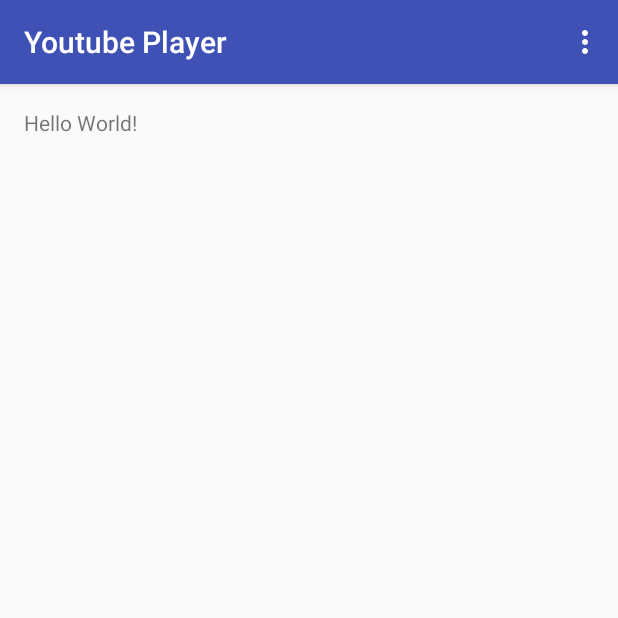
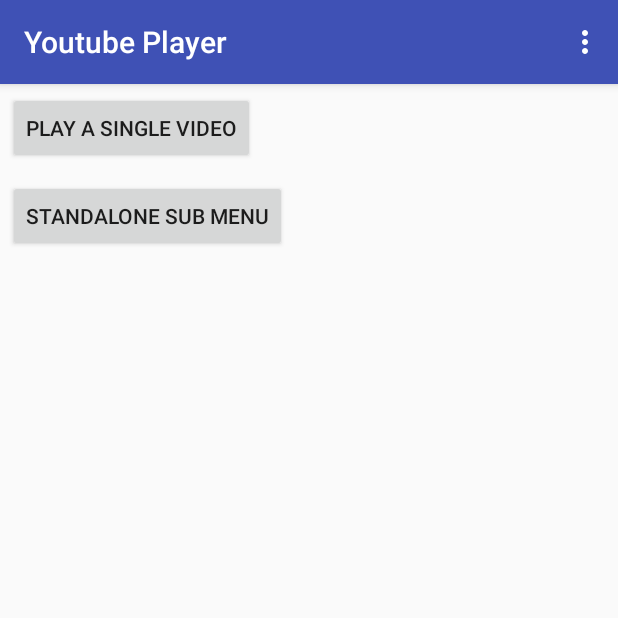
Before and after one commit to vincetang/Android_YouTubePlayer, an Android app: the screen it shows after launch (MainActivity), on a phone screen of 412 x 824 dp, the top half of it. Run offline under Robolectric (Android 15) with nearby library versions, the phone set to English and light mode, and no system bars.

Commit message:
completed app

```diff
--- a/app/src/main/java/com/vincetang/youtubeplayer/MainActivity.java
+++ b/app/src/main/java/com/vincetang/youtubeplayer/MainActivity.java
@@ -1,5 +1,6 @@
 package com.vincetang.youtubeplayer;
 
+import android.content.Intent;
 import android.os.Bundle;
 import android.support.design.widget.FloatingActionButton;
 import android.support.design.widget.Snackbar;
@@ -8,9 +9,12 @@ import android.support.v7.widget.Toolbar;
 import android.view.View;
 import android.view.Menu;
 import android.view.MenuItem;
+import android.widget.Button;
 
-public class MainActivity extends AppCompatActivity {
+public class MainActivity extends AppCompatActivity implements View.OnClickListener {
 
+    private Button btnSingle;
+    private Button btnStandalone;
     @Override
     protected void onCreate(Bundle savedInstanceState) {
         super.onCreate(savedInstanceState);
@@ -18,6 +22,11 @@ public class MainActivity extends AppCompatActivity {
         Toolbar toolbar = (Toolbar) findViewById(R.id.toolbar);
         setSupportActionBar(toolbar);
 
+        btnSingle = (Button) findViewById(R.id.btnPlaySingle);
+        btnStandalone = (Button) findViewById(R.id.btnStandalone);
+
+        btnSingle.setOnClickListener(this);
+        btnStandalone.setOnClickListener(this);
 //        FloatingActionButton fab = (FloatingActionButton) findViewById(R.id.fab);
 //        fab.setOnClickListener(new View.OnClickListener() {
 //            @Override
@@ -27,6 +36,7 @@ public class MainActivity extends AppCompatActivity {
 //            }
 //        });
     }
+
 
     @Override
     public boolean onCreateOptionsMenu(Menu menu) {
@@ -49,4 +59,32 @@ public class MainActivity extends AppCompatActivity {
 
         return super.onOptionsItemSelected(item);
     }
+
+
+    /**
+     * Called when a view has been clicked.
+     *
+     * @param v The view that was clicked.
+     */
+    @Override
+    public void onClick(View v) {
+        Intent intent = null;
+        switch(v.getId()) {
+            case R.id.btnPlaySingle:
+                // create YoutubeActivity intent
+                intent = new Intent(MainActivity.this, YoutubeActivity.class);
+                break;
+
+            case R.id.btnStandalone:
+                // create Standalone intent
+                intent = new Intent(MainActivity.this, StandaloneActivity.class);
+                break;
+
+            default:
+        }
+        if (intent != null) {
+            // switch to the other activity
+            startActivity(intent);
+        }
+    }
 }
--- a/app/src/main/res/layout/content_main.xml
+++ b/app/src/main/res/layout/content_main.xml
@@ -1,19 +1,26 @@
 <?xml version="1.0" encoding="utf-8"?>
-<RelativeLayout xmlns:android="http://schemas.android.com/apk/res/android"
+<LinearLayout xmlns:android="http://schemas.android.com/apk/res/android"
     xmlns:app="http://schemas.android.com/apk/res-auto"
     xmlns:tools="http://schemas.android.com/tools"
     android:layout_width="match_parent"
     android:layout_height="match_parent"
-    android:paddingBottom="@dimen/activity_vertical_margin"
-    android:paddingLeft="@dimen/activity_horizontal_margin"
-    android:paddingRight="@dimen/activity_horizontal_margin"
-    android:paddingTop="@dimen/activity_vertical_margin"
+    android:orientation="vertical"
     app:layout_behavior="@string/appbar_scrolling_view_behavior"
     tools:context="com.vincetang.youtubeplayer.MainActivity"
     tools:showIn="@layout/activity_main">
 
-    <TextView
+    <Button
+        android:id="@+id/btnPlaySingle"
         android:layout_width="wrap_content"
         android:layout_height="wrap_content"
-        android:text="Hello World!" />
-</RelativeLayout>
+        android:layout_margin="5dp"
+        android:text="@string/play_single_video" />
+
+    <Button
+        android:id="@+id/btnStandalone"
+        android:layout_width="wrap_content"
+        android:layout_height="wrap_content"
+        android:layout_margin="5dp"
+        android:text="@string/standalone_menu"/>
+
+</LinearLayout>
--- a/app/src/main/res/layout/content_standalone.xml
+++ b/app/src/main/res/layout/content_standalone.xml
@@ -20,7 +20,7 @@
         android:id="@+id/btnPlaylist"
         android:layout_width="wrap_content"
         android:layout_height="wrap_content"
-        android:layou_margin="5dp"
+        android:layout_margin="5dp"
         android:text="@string/play_playlist"/>
 
 </LinearLayout>
--- a/app/src/main/res/values/strings.xml
+++ b/app/src/main/res/values/strings.xml
@@ -7,4 +7,6 @@
     <string name="title_activity_standalone">Standalone Activity</string>
     <string name="play_video">Play Video</string>
     <string name="play_playlist">Play Playlist</string>
+    <string name="play_single_video">Play a single video</string>
+    <string name="standalone_menu">Standalone Sub Menu</string>
 </resources>
```
Also changed, not shown: app/src/main/AndroidManifest.xml (+1 -10 lines), app/src/main/java/com/vincetang/youtubeplayer/StandaloneActivity.java (+10 -1 lines).
